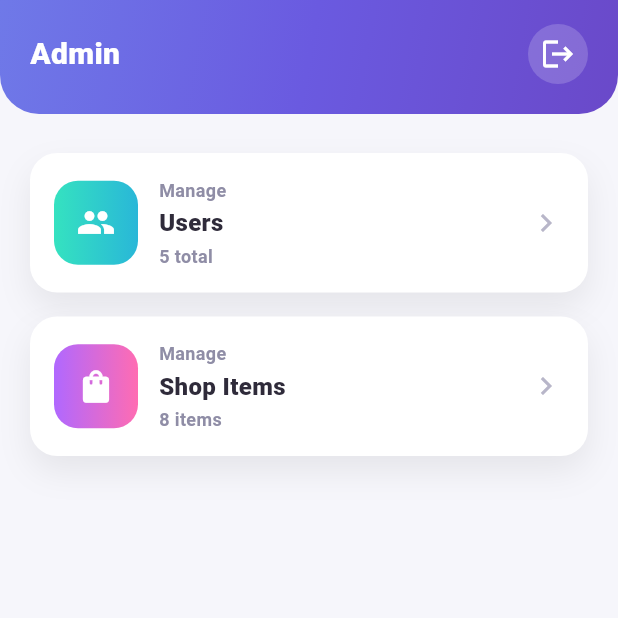
After one commit to aleksa-panovic/mind-flip, a Flutter app: the AdminScreen screen opened by its route, on a phone screen of 412 x 824 dp, the top half of it. The commit adds this screen. Run offline on Flutter 3.47's test engine with Material 3 defaults, Android fonts, the light colour scheme and no system bars; Roboto replaces fonts that are missing (Poppins).

Commit message:
Dodat admin ekran i omogućen pristup admin panelu sa home ekrana

```diff
--- a/lib/main.dart
+++ b/lib/main.dart
@@ -13,6 +13,7 @@ import 'screens/leaderboard/leaderboard_screen.dart';
 import 'screens/profile/profile_screen.dart';
 import 'screens/shop/shop_screen.dart';
 import 'screens/inventory/inventory_screen.dart';
+import 'screens/admin/admin_screen.dart';
 
 void main() {
   runApp(const MindFlipApp());
@@ -52,6 +53,7 @@ class MindFlipApp extends StatelessWidget {
         '/profile': (context) => const ProfileScreen(),
         '/shop': (context) => const ShopScreen(),
         '/inventory': (context) => const InventoryScreen(),
+        '/admin': (context) => const AdminScreen(),
       },
     );
   }
--- /dev/null
+++ b/lib/screens/admin/admin_screen.dart
@@ -0,0 +1,170 @@
+import 'package:flutter/material.dart';
+
+class AdminScreen extends StatelessWidget {
+  const AdminScreen({super.key});
+
+  @override
+  Widget build(BuildContext context) {
+    return Scaffold(
+      backgroundColor: const Color(0xFFF6F6FB),
+      body: Column(
+        children: const [
+          _Header(),
+          Expanded(
+            child: Padding(
+              padding: EdgeInsets.fromLTRB(20, 26, 20, 20),
+              child: Column(
+                children: [
+                  _AdminTile(
+                    icon: Icons.people,
+                    title: 'Users',
+                    subtitle: '5 total',
+                    colors: [Color(0xFF35E2C0), Color(0xFF29B7D8)],
+                  ),
+                  SizedBox(height: 16),
+                  _AdminTile(
+                    icon: Icons.shopping_bag,
+                    title: 'Shop Items',
+                    subtitle: '8 items',
+                    colors: [Color(0xFFB068FF), Color(0xFFFF6CB2)],
+                  ),
+                ],
+              ),
+            ),
+          ),
+        ],
+      ),
+    );
+  }
+}
+
+class _Header extends StatelessWidget {
+  const _Header();
+
+  @override
+  Widget build(BuildContext context) {
+    return Container(
+      padding: const EdgeInsets.fromLTRB(20, 16, 20, 20),
+      decoration: const BoxDecoration(
+        gradient: LinearGradient(
+          begin: Alignment.topLeft,
+          end: Alignment.bottomRight,
+          colors: [Color(0xFF6F79E8), Color(0xFF6A5AE0), Color(0xFF6A49C9)],
+        ),
+        borderRadius: BorderRadius.only(
+          bottomLeft: Radius.circular(26),
+          bottomRight: Radius.circular(26),
+        ),
+      ),
+      child: SafeArea(
+        bottom: false,
+        child: Row(
+          children: [
+            const Text(
+              'Admin',
+              style: TextStyle(
+                color: Colors.white,
+                fontSize: 20,
+                fontWeight: FontWeight.w800,
+              ),
+            ),
+            const Spacer(),
+            InkWell(
+              onTap: () => Navigator.pop(context),
+              borderRadius: BorderRadius.circular(999),
+              child: Container(
+                width: 40,
+                height: 40,
+                decoration: BoxDecoration(
+                  color: Colors.white.withOpacity(0.18),
+                  shape: BoxShape.circle,
+                ),
+                child: const Icon(Icons.logout, color: Colors.white),
+              ),
+            ),
+          ],
+        ),
+      ),
+    );
+  }
+}
+
+class _AdminTile extends StatelessWidget {
+  const _AdminTile({
+    required this.icon,
+    required this.title,
+    required this.subtitle,
+    required this.colors,
+  });
+
+  final IconData icon;
+  final String title;
+  final String subtitle;
+  final List<Color> colors;
+
+  @override
+  Widget build(BuildContext context) {
+    return Container(
+      padding: const EdgeInsets.fromLTRB(16, 16, 16, 16),
+      decoration: BoxDecoration(
+        color: Colors.white,
+        borderRadius: BorderRadius.circular(18),
+        boxShadow: const [
+          BoxShadow(
+            color: Color(0x12000000),
+            blurRadius: 18,
+            offset: Offset(0, 10),
+          ),
+        ],
+      ),
+      child: Row(
+        children: [
+          Container(
+            width: 56,
+            height: 56,
+            decoration: BoxDecoration(
+              gradient: LinearGradient(colors: colors),
+              borderRadius: BorderRadius.circular(16),
+            ),
+            child: Icon(icon, color: Colors.white, size: 26),
+          ),
+          const SizedBox(width: 14),
+          Expanded(
+            child: Column(
+              crossAxisAlignment: CrossAxisAlignment.start,
+              children: [
+                const Text(
+                  'Manage',
+                  style: TextStyle(
+                    color: Color(0xFF8F8DA6),
+                    fontSize: 12,
+                    fontWeight: FontWeight.w600,
+                  ),
+                ),
+                const SizedBox(height: 2),
+                Text(
+                  title,
+                  style: const TextStyle(
+                    color: Color(0xFF2F2B3A),
+                    fontSize: 16,
+                    fontWeight: FontWeight.w800,
+                  ),
+                ),
+                const SizedBox(height: 2),
+                Text(
+                  subtitle,
+                  style: const TextStyle(
+                    color: Color(0xFF8F8DA6),
+                    fontSize: 12,
+                    fontWeight: FontWeight.w600,
+                  ),
+                ),
+              ],
+            ),
+          ),
+          const Icon(Icons.chevron_right, color: Color(0xFFB8B6C9)),
+        ],
+      ),
+    );
+  }
+}
--- a/lib/screens/home/home_user_screen.dart
+++ b/lib/screens/home/home_user_screen.dart
@@ -90,15 +90,22 @@ class _HeaderSection extends StatelessWidget {
         children: [
           Row(
             children: [
-              Container(
-                width: 46,
-                height: 46,
-                decoration: BoxDecoration(
-                  color: const Color(0xFF37E8B6),
-                  borderRadius: BorderRadius.circular(14),
+              GestureDetector(
+                onDoubleTap: () {
+                  Navigator.pushNamed(context, '/admin');
+                },
+                child: Container(
+                  width: 46,
+                  height: 46,
+                  decoration: BoxDecoration(
+                    color: const Color(0xFF37E8B6),
+                    borderRadius: BorderRadius.circular(14),
+                  ),
+                  child: const Icon(
+                    Icons.sentiment_satisfied_alt,
+                    color: Colors.white,
+                  ),
                 ),
-                child:
-                    const Icon(Icons.sentiment_satisfied_alt, color: Colors.white),
               ),
               const SizedBox(width: 12),
               const Expanded(
```
